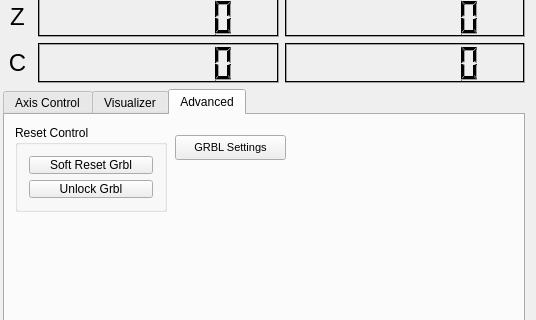
Above: mainwindow.ui from apsystems/GrblHoming before the change; both pictures show x 436 to 972 and y 137 to 457 of the 972 by 668 pixel window. Below: the same form after it.
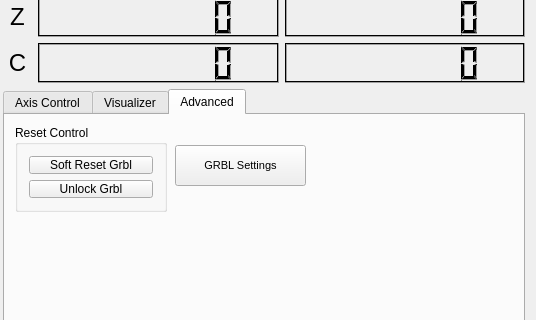
That is the form after the change. The open tabs and pages were chosen to show the change. Icons and pictures are not drawn. Custom widgets are drawn as their Qt base class.

Diff of the .ui file:
```diff
--- a/mainwindow.ui
+++ b/mainwindow.ui
@@ -1630,9 +1630,9 @@
           <property name="geometry">
            <rect>
             <x>170</x>
-            <y>20</y>
-            <width>111</width>
-            <height>25</height>
+            <y>30</y>
+            <width>131</width>
+            <height>41</height>
            </rect>
           </property>
           <property name="sizePolicy">
```
Left out of the diff: 2 changed lines with no effect on the pictures.
